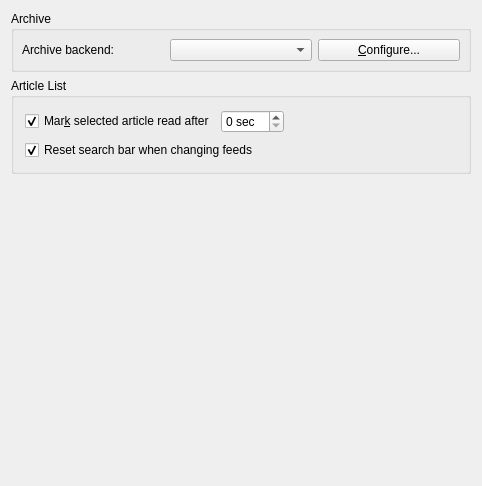
chusopr/kdepim-ktimetracker-akonadi, file akregator/configuration/settings_advancedbase.ui: the form before one commit.
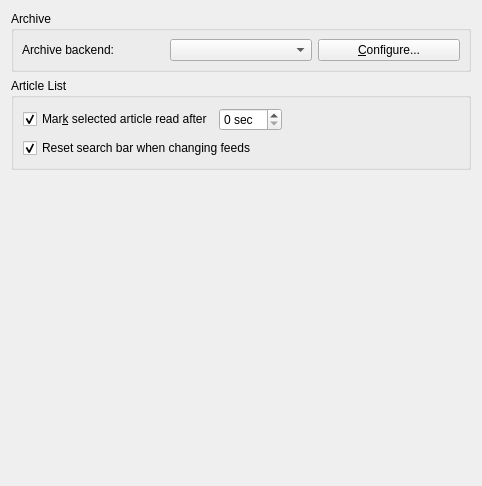
The form after the commit. Custom widgets are drawn as their Qt base class.

Patch:
```diff
--- a/akregator/configuration/settings_advancedbase.ui
+++ b/akregator/configuration/settings_advancedbase.ui
@@ -124,8 +124,6 @@
    </item>
   </layout>
  </widget>
- <layoutdefault spacing="6" margin="11" />
- <pixmapfunction>qPixmapFromMimeSource</pixmapfunction>
  <customwidgets>
   <customwidget>
    <class>KComboBox</class>
```
